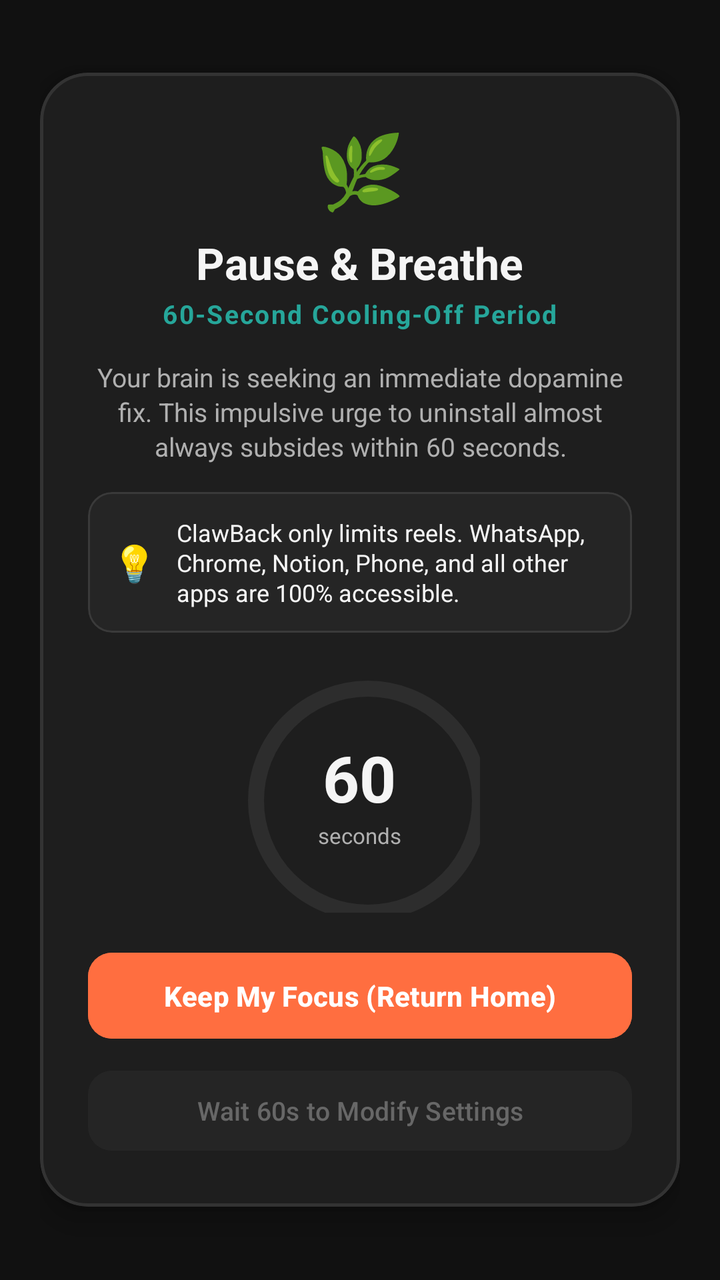
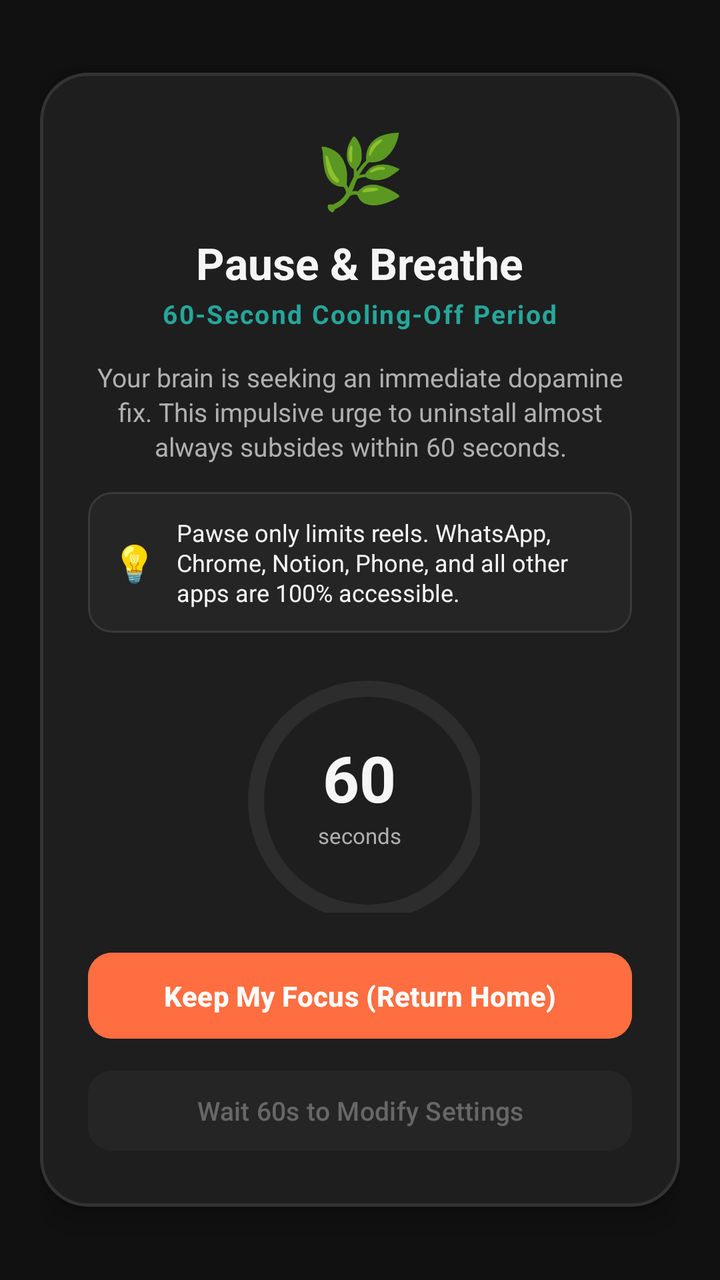

An Android layout rendered at two revisions. The XML below is the earlier revision; the diff shows what the commit changed to produce the second picture.
<!-- AndroidManifest.xml: activity theme Theme.AntiScrollerKitty -->
<!-- res/layout/activity_breathing_friction.xml -->
<?xml version="1.0" encoding="utf-8"?>
<ScrollView xmlns:android="http://schemas.android.com/apk/res/android"
    xmlns:app="http://schemas.android.com/apk/res-auto"
    android:layout_width="match_parent"
    android:layout_height="match_parent"
    android:background="#EE121212"
    android:fillViewport="true">

    <LinearLayout
        android:layout_width="match_parent"
        android:layout_height="wrap_content"
        android:gravity="center"
        android:orientation="vertical"
        android:padding="20dp">

        <com.google.android.material.card.MaterialCardView
            android:layout_width="match_parent"
            android:layout_height="wrap_content"
            app:cardBackgroundColor="@color/surface"
            app:cardCornerRadius="24dp"
            app:cardElevation="8dp"
            app:strokeColor="#333333"
            app:strokeWidth="1.5dp">

        <LinearLayout
            android:layout_width="match_parent"
            android:layout_height="wrap_content"
            android:orientation="vertical"
            android:padding="24dp"
            android:gravity="center_horizontal">

            <TextView
                android:layout_width="wrap_content"
                android:layout_height="wrap_content"
                android:text="🌿"
                android:textSize="36sp" />

            <TextView
                android:layout_width="wrap_content"
                android:layout_height="wrap_content"
                android:layout_marginTop="8dp"
                android:text="Pause &amp; Breathe"
                android:textColor="@color/text_primary"
                android:textSize="22sp"
                android:textStyle="bold" />

            <TextView
                android:layout_width="wrap_content"
                android:layout_height="wrap_content"
                android:layout_marginTop="2dp"
                android:text="60-Second Cooling-Off Period"
                android:textColor="@color/secondary"
                android:textSize="13sp"
                android:letterSpacing="0.06"
                android:textStyle="bold" />

            <TextView
                android:layout_width="match_parent"
                android:layout_height="wrap_content"
                android:layout_marginTop="14dp"
                android:text="Your brain is seeking an immediate dopamine fix. This impulsive urge to uninstall almost always subsides within 60 seconds."
                android:textColor="@color/text_secondary"
                android:textSize="13sp"
                android:gravity="center"
                android:lineSpacingExtra="2dp" />

            
            <com.google.android.material.card.MaterialCardView
                android:layout_width="match_parent"
                android:layout_height="wrap_content"
                android:layout_marginTop="14dp"
                app:cardBackgroundColor="#252525"
                app:cardCornerRadius="12dp"
                app:strokeColor="#3A3A3A"
                app:strokeWidth="1dp">

                <LinearLayout
                    android:layout_width="match_parent"
                    android:layout_height="wrap_content"
                    android:padding="12dp"
                    android:orientation="horizontal"
                    android:gravity="center_vertical">

                    <TextView
                        android:layout_width="wrap_content"
                        android:layout_height="wrap_content"
                        android:text="💡"
                        android:textSize="18sp" />

                    <TextView
                        android:layout_width="0dp"
                        android:layout_height="wrap_content"
                        android:layout_weight="1"
                        android:layout_marginStart="10dp"
                        android:text="ClawBack only limits reels. WhatsApp, Chrome, Notion, Phone, and all other apps are 100% accessible."
                        android:textColor="@color/text_primary"
                        android:textSize="12sp"
                        android:lineSpacingExtra="1dp" />
                </LinearLayout>
            </com.google.android.material.card.MaterialCardView>

            
            <FrameLayout
                android:layout_width="120dp"
                android:layout_height="120dp"
                android:layout_marginTop="20dp"
                android:layout_marginBottom="16dp">

                <com.google.android.material.progressindicator.CircularProgressIndicator
                    android:id="@+id/progressCountdown"
                    android:layout_width="120dp"
                    android:layout_height="120dp"
                    android:max="60"
                    android:progress="60"
                    app:indicatorColor="@color/primary"
                    app:trackColor="@color/surface_variant"
                    app:trackThickness="8dp"
                    app:indicatorSize="120dp"
                    app:trackCornerRadius="4dp" />

                <LinearLayout
                    android:layout_width="wrap_content"
                    android:layout_height="wrap_content"
                    android:layout_gravity="center"
                    android:orientation="vertical"
                    android:gravity="center">

                    <TextView
                        android:id="@+id/tvCountdownSeconds"
                        android:layout_width="wrap_content"
                        android:layout_height="wrap_content"
                        android:text="60"
                        android:textColor="@color/text_primary"
                        android:textSize="32sp"
                        android:textStyle="bold" />

                    <TextView
                        android:layout_width="wrap_content"
                        android:layout_height="wrap_content"
                        android:text="seconds"
                        android:textColor="@color/text_secondary"
                        android:textSize="11sp" />
                </LinearLayout>
            </FrameLayout>

            
            <com.google.android.material.button.MaterialButton
                android:id="@+id/btnKeepFocus"
                android:layout_width="match_parent"
                android:layout_height="wrap_content"
                android:text="Keep My Focus (Return Home)"
                android:textColor="@color/on_primary"
                android:backgroundTint="@color/primary"
                app:cornerRadius="12dp"
                android:paddingVertical="12dp"
                android:textSize="14sp"
                android:textStyle="bold" />

            <com.google.android.material.button.MaterialButton
                android:id="@+id/btnProceedDeactivate"
                android:layout_width="match_parent"
                android:layout_height="wrap_content"
                android:layout_marginTop="8dp"
                android:text="Wait 60s to Modify Settings"
                android:textColor="@color/text_secondary"
                android:backgroundTint="@color/surface_variant"
                android:enabled="false"
                android:alpha="0.5"
                app:cornerRadius="12dp"
                android:textSize="13sp"
                style="@style/Widget.Material3.Button.TonalButton" />

        </LinearLayout>
    </com.google.android.material.card.MaterialCardView>

    </LinearLayout>
</ScrollView>
<!-- resources referenced by this layout -->
<resources>
  <color name="on_primary">#FFFFFF</color>
  <color name="primary">#FF6E40</color>
  <color name="secondary">#26A69A</color>
  <color name="surface">#1E1E1E</color>
  <color name="surface_variant">#2D2D2D</color>
  <color name="text_primary">#F5F5F5</color>
  <color name="text_secondary">#B0B0B0</color>
  <style name="Theme.AntiScrollerKitty" parent="Theme.Material3.Dark.NoActionBar">
          <item name="colorPrimary">@color/primary</item>
          <item name="colorOnPrimary">@color/on_primary</item>
          <item name="colorSecondary">@color/secondary</item>
          <item name="colorOnSecondary">@color/on_secondary</item>
          <item name="android:statusBarColor">@color/background</item>
          <item name="android:navigationBarColor">@color/background</item>
          <item name="android:windowBackground">@color/background</item>
      </style>
  <color name="on_secondary">#FFFFFF</color>
  <color name="background">#121212</color>
</resources>

<!-- the commit's change to res/layout/activity_breathing_friction.xml (unified diff, before → after) -->
@@ -92,7 +92,7 @@
                         android:layout_height="wrap_content"
                         android:layout_weight="1"
                         android:layout_marginStart="10dp"
-                        android:text="ClawBack only limits reels. WhatsApp, Chrome, Notion, Phone, and all other apps are 100% accessible."
+                        android:text="Pawse only limits reels. WhatsApp, Chrome, Notion, Phone, and all other apps are 100% accessible."
                         android:textColor="@color/text_primary"
                         android:textSize="12sp"
                         android:lineSpacingExtra="1dp" />
